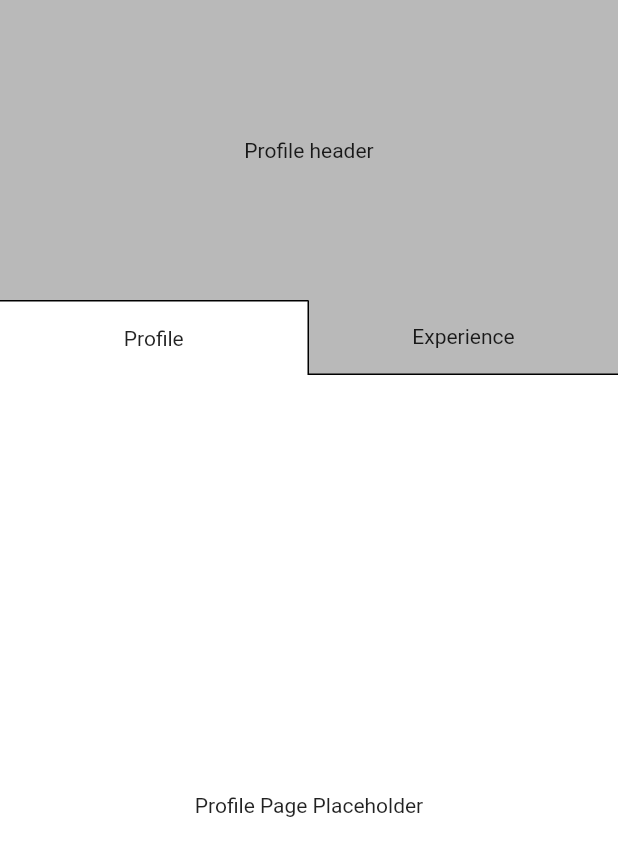
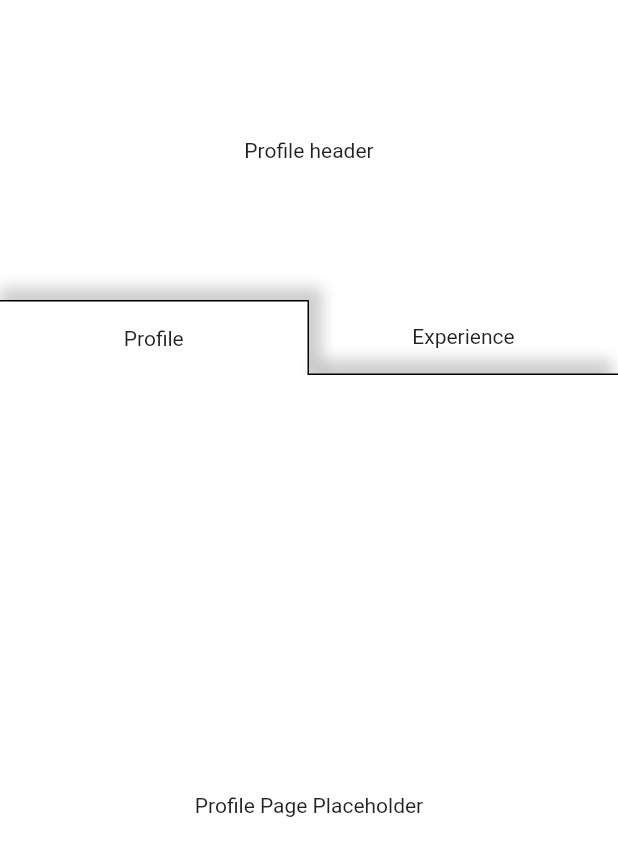
Before and after one commit to CristiSch/custom-tab-bar-border, a Flutter app: the screen it shows after launch, on a phone screen of 412 x 824 dp. Shown: the top 856 px of the screen. Run offline on Flutter 3.47's test engine with Material 2 defaults, Android fonts, the phone set to English and light mode, and no system bars.

Commit message:
Shadows - Custom border shadows

```diff
--- a/lib/custom-tab.dart
+++ b/lib/custom-tab.dart
@@ -17,7 +17,7 @@ class CustomTab extends StatelessWidget {
   @override
   Widget build(BuildContext context) {
     return Expanded(
-      child: InkWell(
+      child: GestureDetector(
         child: Container(
           height: 50,
           decoration: _decoration(),
@@ -31,7 +31,7 @@ class CustomTab extends StatelessWidget {
   }
 
   BoxDecoration _decoration() => BoxDecoration(
-    color: isSelected ? Colors.white : Colors.black26,
+        color: isSelected ? Colors.white : Colors.transparent,
         border: Border(
           bottom: isSelected
               ? BorderSide.none
@@ -45,12 +45,37 @@ class CustomTab extends StatelessWidget {
                   width: 1,
                 )
               : BorderSide.none,
-          right: isFirst
+          right: (isFirst && isSelected)
+              ? BorderSide(
+                  color: Colors.black,
+                  width: 1,
+                )
+              : BorderSide.none,
+          left: (!isFirst && isSelected)
               ? BorderSide(
                   color: Colors.black,
                   width: 1,
                 )
               : BorderSide.none,
         ),
+        boxShadow: isSelected // Tab shadow logic
+            ? [
+                BoxShadow(
+                  color: Colors.grey.withOpacity(0.5),
+                  spreadRadius: 5,
+                  blurRadius: 7,
+                  offset: isFirst
+                      ? Offset(4, -4)
+                      : Offset(-4, -4), // changes position of shadow
+                ),
+              ]
+            : [
+                BoxShadow(
+                  color: Colors.grey.withOpacity(0.5),
+                  spreadRadius: -4,
+                  blurRadius: 7,
+                  offset: Offset(0, 35), // changes position of shadow
+                ),
+              ],
       );
 }
--- a/lib/main.dart
+++ b/lib/main.dart
@@ -36,7 +36,9 @@ class _MyHomePageState extends State<MyHomePage> {
   @override
   Widget build(BuildContext context) {
     return Scaffold(
-      body: Center(
+      body: Container(
+        color: Colors.white,
+        child: Center(
           child: Column(
             children: [
               _profileHeader(),
@@ -45,12 +47,13 @@ class _MyHomePageState extends State<MyHomePage> {
             ],
           ),
         ),
+      ),
     );
   }
 
   Widget _profileHeader() => Container(
         height: 200,
-        color: Colors.black26,
+        color: Colors.white,
         child: Center(
           child: Text('Profile header'),
         ),
```
Lines whose indentation alone changed are shown as unchanged.
